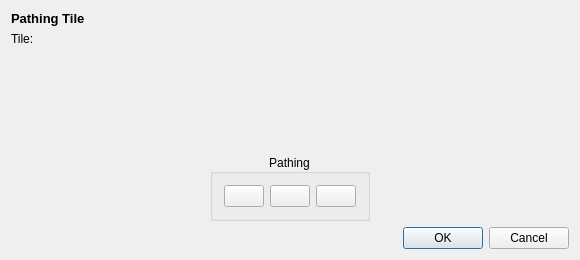
The window that src/menus/tile_pather.ui (stijnherfst/HiveWE) describes before a commit, drawn with Qt 5.
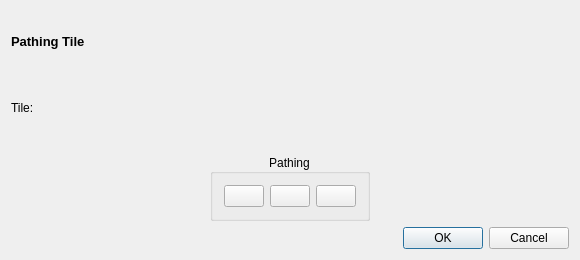
The same window after the commit. Icons and pictures are not drawn.

Commit message: fixed terrain pather showing before the layout is populated

```diff
--- a/src/menus/tile_pather.ui
+++ b/src/menus/tile_pather.ui
@@ -39,6 +39,9 @@
      <property name="orientation">
       <enum>Qt::Vertical</enum>
      </property>
+     <property name="sizeType">
+      <enum>QSizePolicy::Fixed</enum>
+     </property>
      <property name="sizeHint" stdset="0">
       <size>
        <width>20</width>
```
The commit also changes 2 other files.
